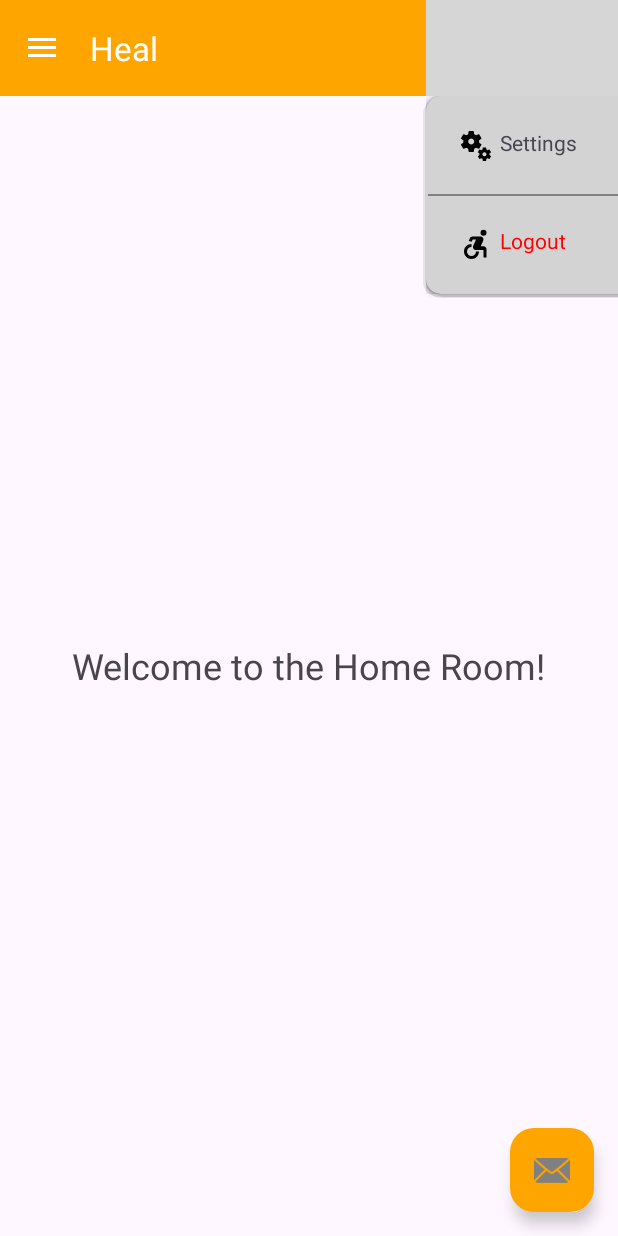
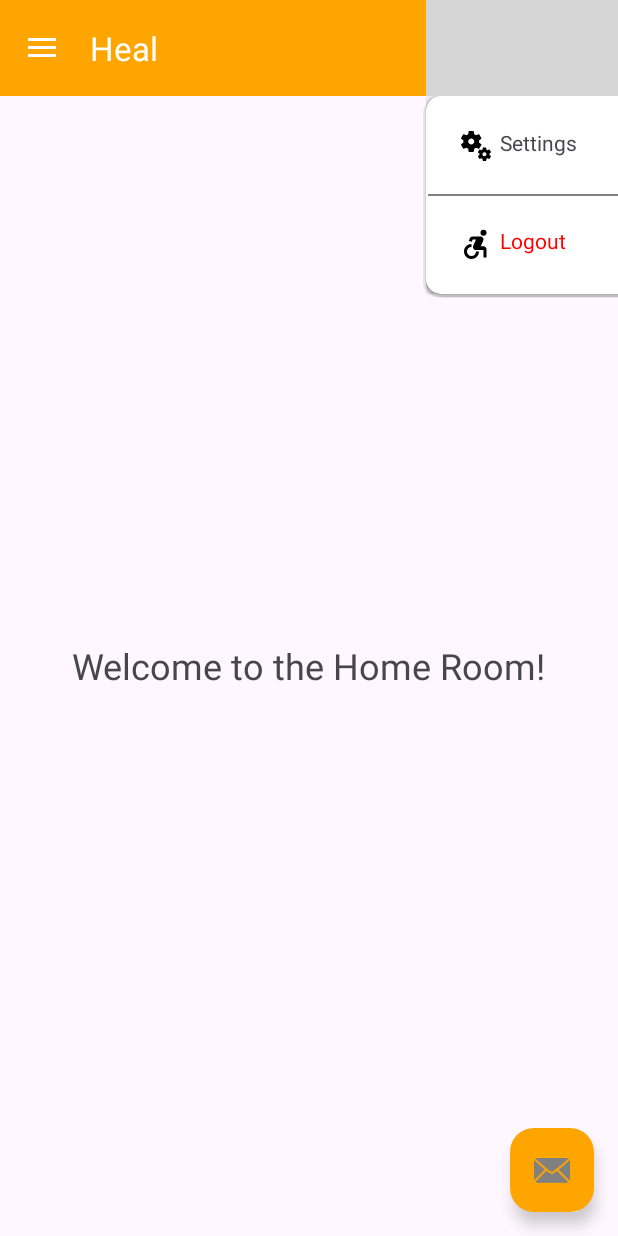
Before and after one commit to Dathenpe/PlayStoreProjects, an Android app: the screen it shows after launch (MainActivity), after a tap on an icon or button, on a phone screen of 412 x 824 dp. Run offline under Robolectric (Android 15) with nearby library versions, the phone set to English and light mode, and no system bars; grey boxes are pictures that could not be loaded.

Commit message:
app build

```diff
--- a/Heal/app/src/main/res/layout/activity_main.xml
+++ b/Heal/app/src/main/res/layout/activity_main.xml
@@ -22,6 +22,12 @@
             <include layout="@layout/toolbar" />
 
         </com.google.android.material.appbar.AppBarLayout>
+
+        <View
+            android:id="@+id/overlay_view"
+            android:layout_width="match_parent"
+            android:layout_height="match_parent"
+            android:background="#80000000" android:visibility="gone" />
 
         <FrameLayout
             android:id="@+id/fragment_container"
--- a/Heal/app/src/main/res/layout/custom_menu_layout.xml
+++ b/Heal/app/src/main/res/layout/custom_menu_layout.xml
@@ -4,6 +4,7 @@
     android:layout_height="wrap_content"
     android:orientation="vertical"
     android:layout_marginTop="7dp"
+    android:backgroundTint="@color/white"
     android:background="@drawable/rounded_container"
     android:layout_marginBottom="3dp"
     android:layout_marginEnd="7dp"
```
